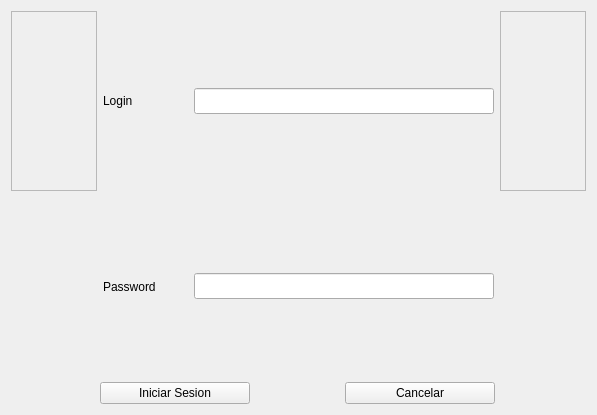
The window that views/qt_files/frame_login_usuario.ui (AlejoOsorio/BasesDeDatosProyecto) describes before a commit, drawn with Qt 5.
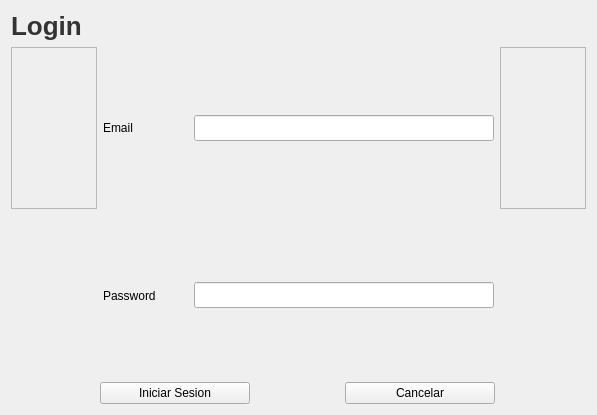
The same window after the commit.

```diff
--- a/views/qt_files/frame_login_usuario.ui
+++ b/views/qt_files/frame_login_usuario.ui
@@ -14,6 +14,22 @@
    <string>Frame</string>
   </property>
   <layout class="QVBoxLayout" name="verticalLayout">
+   <item>
+    <widget class="QLabel" name="label">
+     <property name="styleSheet">
+      <string notr="true">QLabel {
+	font-size: 26px;
+	font-weight: bold;
+	color: #333;
+	text-align: center;
+	qproperty-alignment: AlignCenter;
+}</string>
+     </property>
+     <property name="text">
+      <string>Login</string>
+     </property>
+    </widget>
+   </item>
    <item>
     <layout class="QGridLayout" name="gridLayout_2">
      <item row="1" column="0">
@@ -83,7 +99,7 @@
         </size>
        </property>
        <property name="text">
-        <string>Login</string>
+        <string>Email</string>
        </property>
       </widget>
      </item>
```
Left out of the diff: 8 changed lines with no effect on the pictures.
